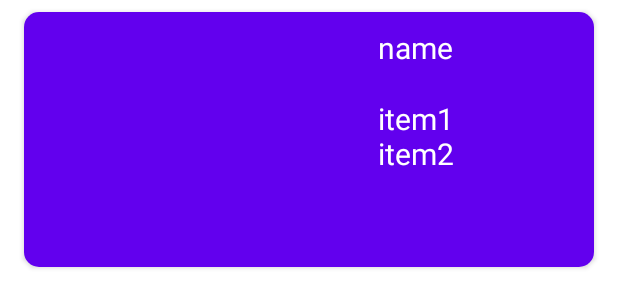
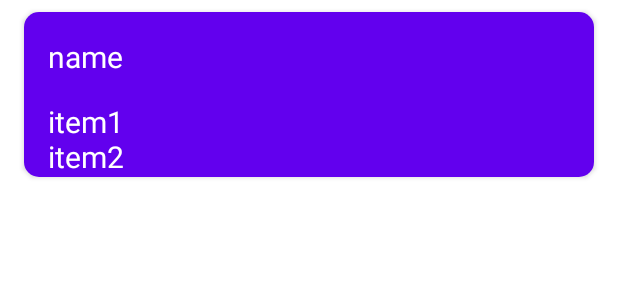
Before and after one commit to marticv/mi_nevera_app, an Android app: the layout item_recipe.xml on its own in the app's theme, with its tools: preview values and no code run, on a phone screen of 412 x 824 dp. Shown: the top 308 px of the screen. Run offline under Robolectric (Android 15) with nearby library versions, the phone set to English and light mode, and no system bars; network calls fail.

```diff
--- a/app/src/main/res/layout/item_recipe.xml
+++ b/app/src/main/res/layout/item_recipe.xml
@@ -8,33 +8,21 @@
     android:layout_height="wrap_content"
     app:cardCornerRadius="10dp"
     android:layout_width="match_parent">
+
     <androidx.constraintlayout.widget.ConstraintLayout
         android:layout_width="match_parent"
-        android:layout_height="wrap_content"
+        android:layout_height="match_parent"
         android:background="@color/purple_500">
 
-        <ImageView
-            android:id="@+id/imageView"
-            android:layout_width="200dp"
-            android:layout_height="150dp"
-            android:layout_margin="10dp"
-            app:layout_constraintBottom_toBottomOf="parent"
-            app:layout_constraintEnd_toEndOf="parent"
-            app:layout_constraintHorizontal_bias="0.089"
-            app:layout_constraintStart_toStartOf="parent"
-            app:layout_constraintTop_toTopOf="parent"
-            app:layout_constraintVertical_bias="1.0" />
 
         <TextView
             android:id="@+id/tvRecipeName"
             android:layout_width="wrap_content"
             android:layout_height="wrap_content"
-            android:layout_marginTop="10dp"
+            android:layout_margin="16dp"
             android:textColor="@color/white"
             android:textSize="20sp"
-            app:layout_constraintEnd_toEndOf="parent"
-            app:layout_constraintHorizontal_bias="0.114"
-            app:layout_constraintStart_toEndOf="@+id/imageView"
+            app:layout_constraintStart_toStartOf="parent"
             app:layout_constraintTop_toTopOf="parent"
             tools:text="name" />
 
@@ -42,10 +30,10 @@
             android:id="@+id/tvIngredientList"
             android:layout_width="wrap_content"
             android:layout_height="wrap_content"
-            android:layout_marginTop="20dp"
+            android:layout_margin="16dp"
             android:textColor="@color/white"
             android:textSize="20sp"
-            app:layout_constraintStart_toStartOf="@+id/tvRecipeName"
+            app:layout_constraintStart_toStartOf="parent"
             app:layout_constraintTop_toBottomOf="@+id/tvRecipeName"
             tools:text="item1\nitem2" />
     </androidx.constraintlayout.widget.ConstraintLayout>
```
Also changed, not shown: app/src/main/AndroidManifest.xml (+7 -0 lines), app/src/main/java/com/proyecto_linkia/mi_nevera_app/MainActivity.kt (+10 -0 lines), app/src/main/java/com/proyecto_linkia/mi_nevera_app/RecipeInformation.kt (added, +33 -0 lines), app/src/main/res/layout/activity_recipe_information.xml (added, +66 -0 lines).
